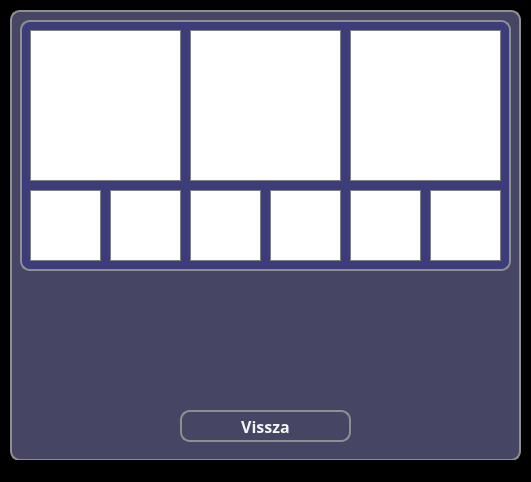
Above: src/main/resources/ui/yellow/yellowResultsWindow.ui from pkristof1999/Szakdolgozat before the change. Below: the same form after it.
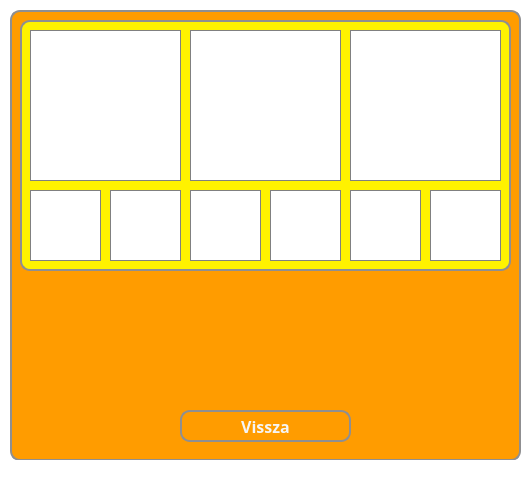
That is the form after the change.

What changed in the file:
```diff
--- a/src/main/resources/ui/yellow/yellowResultsWindow.ui
+++ b/src/main/resources/ui/yellow/yellowResultsWindow.ui
@@ -15,7 +15,7 @@
   </property>
   <property name="styleSheet">
    <string notr="true">* {
-	background-color: black;
+	background-color: white;
 }</string>
   </property>
   <widget class="QWidget" name="centralwidget">
@@ -30,7 +30,7 @@
     </property>
     <property name="styleSheet">
      <string notr="true">* {
-	background-color: rgb(70, 70, 100);
+	background-color: #FF9C00;
 	border: 2px solid #8f8f91;
 	border-radius: 10px;
 	color: rgb(100, 100, 200);
@@ -81,9 +81,7 @@
      </property>
      <property name="styleSheet">
       <string notr="true">* {
-	background-color: rgb(70, 70, 100);
-	border: 2px solid #8f8f91;
-	border-radius: 10px;
+	background-color: #FF9C00;
 	color: whitesmoke;
 }
 
@@ -107,7 +105,7 @@
      </property>
      <property name="styleSheet">
       <string notr="true">* {
-	background-color: #3d3d7b;
+	background-color: #FFF200;
 }</string>
      </property>
      <widget class="QFrame" name="learnMedal">
```
Left out of the diff: 4 changed lines with no effect on the pictures.
